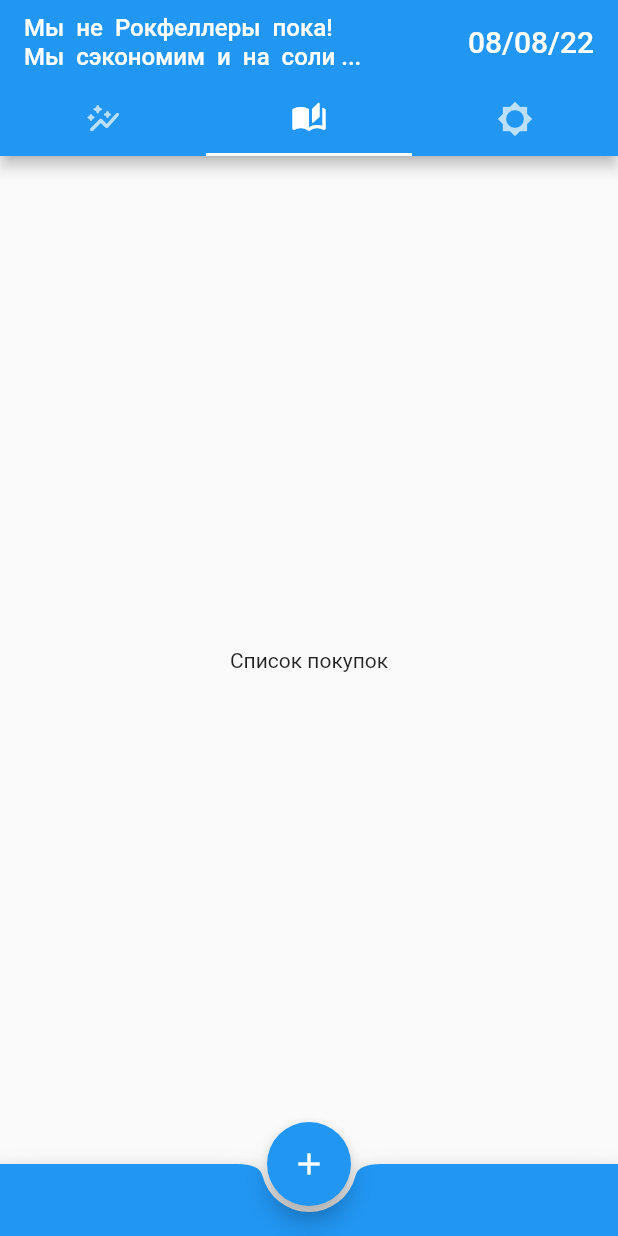
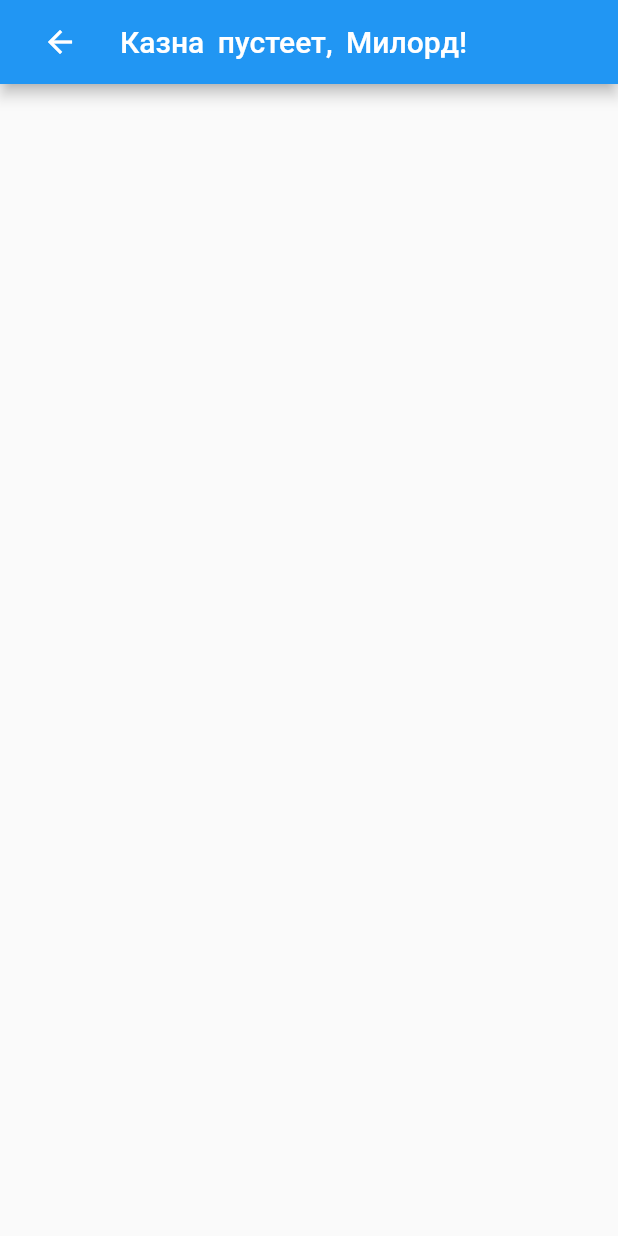
Before and after one commit to AnastasiyaAD/portemonnaie, a Flutter app: the screen it shows after launch, tab 2 chosen, after a tap on the "add" icon, on a phone screen of 412 x 824 dp. Run offline on Flutter 3.47's test engine with Material 2 defaults, Android fonts, the phone set to English and light mode, and no system bars; our stand-ins replace date_format.

Commit message:
new Page for Buy

```diff
--- /dev/null
+++ b/lib/presentation/page/buyPage.dart
@@ -0,0 +1,36 @@
+import 'package:flutter/material.dart';
+import 'package:portemonnaie/presentation/page/home.dart';
+import 'package:portemonnaie/presentation/widget/buyForm.dart';
+
+class BuyPage extends StatefulWidget {
+  @override
+  _BuyPageState createState() => _BuyPageState();
+}
+
+class _BuyPageState extends State<BuyPage> with TickerProviderStateMixin {
+
+  @override
+  Widget build(BuildContext context) {
+    return Scaffold(
+      appBar: AppBar(
+          automaticallyImplyLeading: false,
+          title: Row(
+            mainAxisAlignment:MainAxisAlignment.start,
+            children: [
+            IconButton(
+              tooltip: 'back',
+              icon: const Icon(Icons.arrow_back),
+              onPressed: () {
+                Navigator.pop(context);
+              },
+            ),
+            const Padding(
+              padding: EdgeInsets.all(16.0),
+              child: Text('Казна пустеет, Милорд!',style: TextStyle(fontSize: 20.0, wordSpacing: 4))),
+          ]),
+        ),
+      body: const Center(child: BuyForm())
+
+    );
+  }
+}
--- a/lib/presentation/page/home.dart
+++ b/lib/presentation/page/home.dart
@@ -1,5 +1,6 @@
 import 'package:flutter/material.dart';
 import 'package:date_format/date_format.dart';
+import 'package:portemonnaie/presentation/page/buyPage.dart';
 import 'package:portemonnaie/presentation/widget/bottomAppBarWithButton.dart';
 import 'package:portemonnaie/presentation/widget/moneyCard.dart';
 
@@ -67,7 +68,12 @@ class _HomeState extends State<Home> with TickerProviderStateMixin {
       ),
 
       floatingActionButton: FloatingActionButton(
-        onPressed: () {},
+        onPressed: () {
+          Navigator.push(
+            context,
+            MaterialPageRoute(builder: (context) => BuyPage()),
+          );
+        },
         tooltip: 'Добавить траты',
         child: const Icon(Icons.add),
       ),
--- /dev/null
+++ b/lib/presentation/widget/buyForm.dart
@@ -0,0 +1,25 @@
+import 'package:flutter/material.dart';
+
+class BuyForm extends StatefulWidget {
+  const BuyForm({super.key});
+
+  @override
+  BuyFormState createState() {
+    return BuyFormState();
+  }
+}
+class BuyFormState extends State<BuyForm> {
+  final _formKey = GlobalKey<FormState>();
+
+  @override
+  Widget build(BuildContext context) {
+    return Form(
+      key: _formKey,
+      child: Column(
+        children: <Widget>[
+
+        ],
+      ),
+    );
+  }
+}
```
